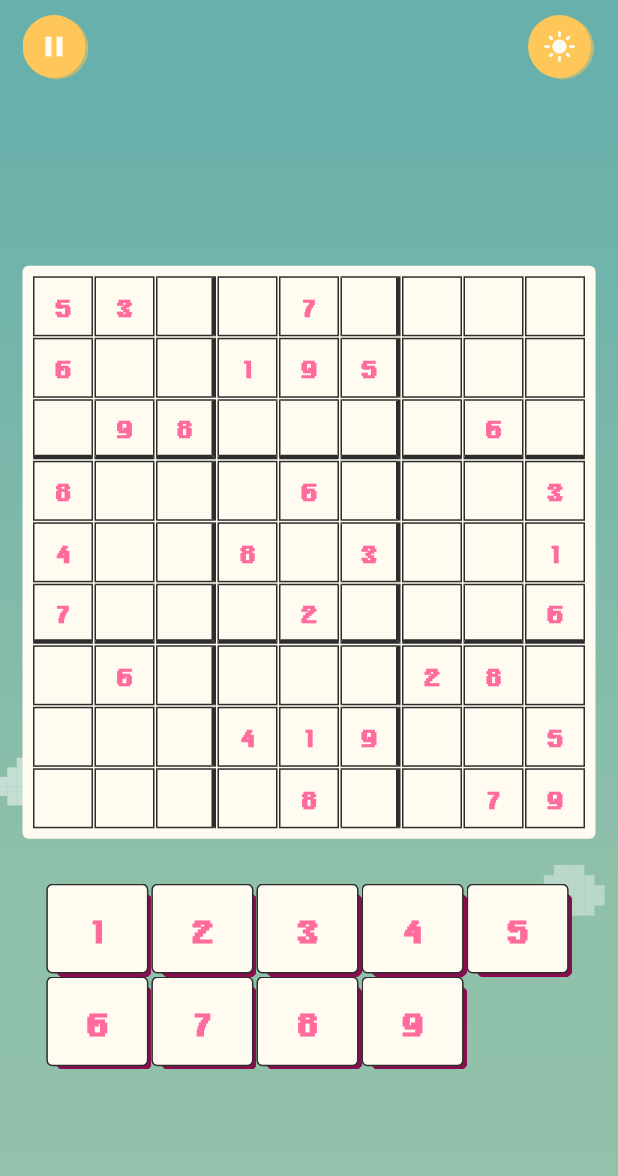
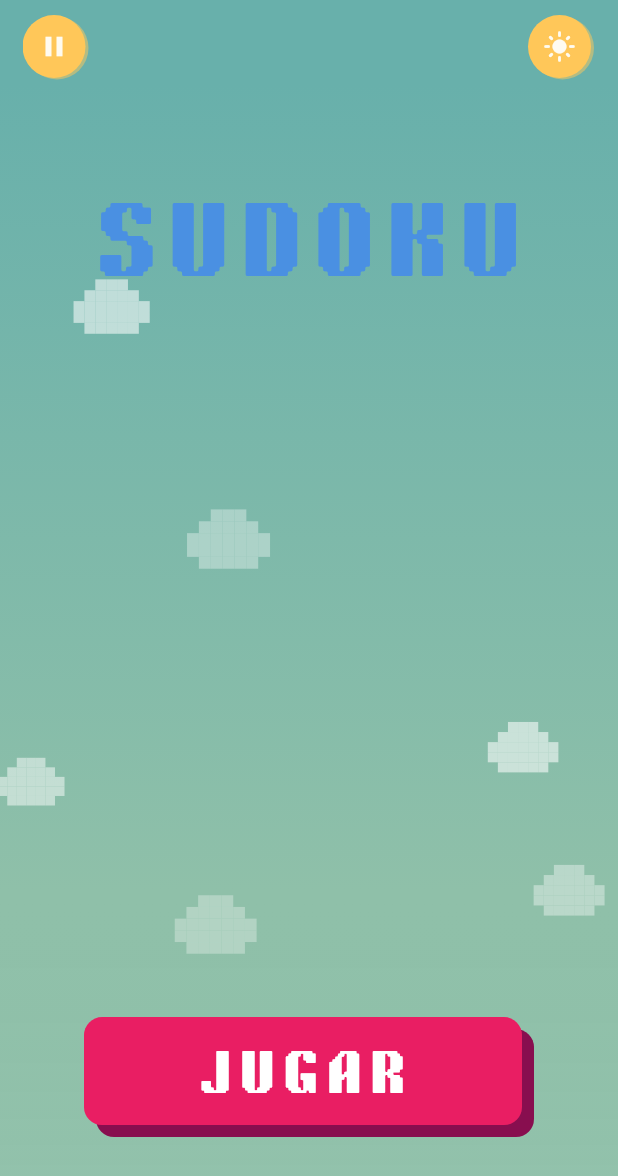
Before and after one commit to sk-dv/sudoku_app, a Flutter app: the screen it shows after launch, on a phone screen of 412 x 824 dp. Shown: the top 1176 px of the screen. Run offline on Flutter 3.47's test engine with Material 3 defaults, Android fonts, the phone set to English and light mode, and no system bars; our stand-ins replace equatable, flutter_bloc, flutter_dotenv.

Commit message:
chore: change mode and menu integrated

```diff
--- /dev/null
+++ b/lib/data/game_step.dart
@@ -0,0 +1,14 @@
+import 'package:flutter/material.dart';
+
+enum GameStep {
+  stop,
+  play;
+
+  GameStep get toggle {
+    return this == GameStep.stop ? GameStep.play : GameStep.stop;
+  }
+
+  IconData get icon {
+    return this == GameStep.stop ? Icons.play_arrow : Icons.pause;
+  }
+}
--- a/lib/main.dart
+++ b/lib/main.dart
@@ -2,14 +2,9 @@ import 'package:flutter/material.dart';
 
 import 'package:flutter_dotenv/flutter_dotenv.dart';
 
-import 'package:sudoku_app/data/service_locator.dart';
-import 'package:sudoku_app/sudoku_game_screen.dart';
+import 'package:sudoku_app/sudoku.dart';
 
 void main() async {
   await dotenv.load(fileName: ".env");
-
-  runApp(Builder(builder: (context) {
-    setupStyle(context);
-    return const SudokuGameScreen();
-  }));
+  runApp(const Sudoku());
 }
--- /dev/null
+++ b/lib/menu_screen.dart
@@ -0,0 +1,41 @@
+import 'package:flutter/material.dart';
+
+import 'package:flutter_bloc/flutter_bloc.dart';
+
+import 'package:sudoku_app/data/context_utils.dart';
+import 'package:sudoku_app/sudoku_game_cubit.dart';
+import 'package:sudoku_app/widgets/text_shadow_button.dart';
+
+class MenuScreen extends StatelessWidget {
+  const MenuScreen({super.key});
+
+  @override
+  Widget build(BuildContext context) {
+    return Center(
+      child: Container(
+        margin: EdgeInsets.symmetric(vertical: context.height * 0.08),
+        child: Column(
+          mainAxisAlignment: MainAxisAlignment.spaceBetween,
+          crossAxisAlignment: CrossAxisAlignment.center,
+          children: [
+            BlocSelector<SudokuGameCubit, SudokuGameState, Color>(
+              selector: (state) => state.style.selectedCell,
+              builder: (context, color) {
+                return Text(
+                  'SUDOKU',
+                  style: TextStyle(
+                    fontSize: 52,
+                    color: color,
+                    fontFamily: 'Brick Sans',
+                    letterSpacing: 7,
+                  ),
+                );
+              },
+            ),
+            const TextShadowButton(text: 'JUGAR')
+          ],
+        ),
+      ),
+    );
+  }
+}
--- /dev/null
+++ b/lib/sudoku.dart
@@ -0,0 +1,54 @@
+import 'package:flutter/material.dart';
+
+import 'package:flutter_bloc/flutter_bloc.dart';
+
+import 'package:sudoku_app/data/context_utils.dart';
+import 'package:sudoku_app/menu_screen.dart';
+import 'package:sudoku_app/sudoku_game_cubit.dart';
+import 'package:sudoku_app/widgets/pixeled_background.dart';
+import 'data/game_step.dart';
+import 'widgets/shadow_icon.dart';
+
+class Sudoku extends StatelessWidget {
+  const Sudoku({super.key});
+
+  @override
+  Widget build(BuildContext context) {
+    return BlocProvider(
+      create: (_) => SudokuGameCubit()..setupStyle(context),
+      child: MaterialApp(
+        debugShowCheckedModeBanner: false,
+        home: BlocBuilder<SudokuGameCubit, SudokuGameState>(
+          builder: (context, state) {
+            return Scaffold(
+              backgroundColor: Colors.transparent,
+              appBar: AppBar(
+                backgroundColor: state.style.topBackground,
+                leadingWidth: context.width * 0.15,
+                leading: Container(
+                  margin: const EdgeInsets.only(left: 15),
+                  child: ShadowIcon(
+                    icon: state.step.icon,
+                    onPressed: context.read<SudokuGameCubit>().toggleGame,
+                  ),
+                ),
+                actions: [
+                  ShadowIcon(
+                    icon: state.style.themeIcon,
+                    onPressed: context.read<SudokuGameCubit>().changeMode,
+                  )
+                ],
+              ),
+              body: PixeledBackground(
+                stop: state.step == GameStep.stop,
+                primaryColor: state.style.topBackground,
+                secondaryColor: state.style.bottomBackground,
+                child: const MenuScreen(),
+              ),
+            );
+          },
+        ),
+      ),
+    );
+  }
+}
--- a/lib/sudoku_game_cubit.dart
+++ b/lib/sudoku_game_cubit.dart
@@ -1,42 +1,53 @@
 import 'package:flutter/material.dart';
 
+import 'package:equatable/equatable.dart';
 import 'package:flutter_bloc/flutter_bloc.dart';
 
+import 'package:sudoku_app/data/style.dart';
+import 'data/game_step.dart';
 import 'data/token_type.dart';
 
-enum GameStep {
-  stop,
-  play;
+class SudokuGameState extends Equatable {
+  final GameStep step;
+  final TokenType type;
+  final SudokuStyle style;
 
-  GameStep get toggle {
-    return this == GameStep.stop ? GameStep.play : GameStep.stop;
+  const SudokuGameState({
+    required this.step,
+    required this.type,
+    required this.style,
+  });
+
+  factory SudokuGameState.empty() {
+    return SudokuGameState(
+      step: GameStep.play,
+      type: TokenType.number,
+      style: SudokuLightStyle(),
+    );
   }
 
-  IconData get icon {
-    return this == GameStep.stop ? Icons.play_arrow : Icons.pause;
-  }
-}
-
-class SudokuGameState {
-  final GameStep step;
-  final TokenType type;
-
-  const SudokuGameState({required this.step, required this.type});
-
-  factory SudokuGameState.empty() {
-    return const SudokuGameState(step: GameStep.play, type: TokenType.number);
-  }
-
-  SudokuGameState copy({GameStep? step, TokenType? type}) {
+  SudokuGameState copy({GameStep? step, TokenType? type, SudokuStyle? style}) {
     return SudokuGameState(
       step: step ?? this.step,
       type: type ?? this.type,
+      style: style ?? this.style,
     );
   }
+
+  @override
+  List<Object> get props => [step, type, style];
 }
 
 class SudokuGameCubit extends Cubit<SudokuGameState> {
   SudokuGameCubit() : super(SudokuGameState.empty());
+
+  void setupStyle(BuildContext context) {
+    emit(state.copy(
+      style: MediaQuery.of(context).platformBrightness == Brightness.dark
+          ? SudokuDarkStyle()
+          : SudokuLightStyle(),
+    ));
+  }
 
   void toggleGame() {
     emit(state.copy(step: state.step.toggle));
@@ -45,4 +56,12 @@ class SudokuGameCubit extends Cubit<SudokuGameState> {
   void changeSymbol(TokenType type) {
     emit(state.copy(type: type));
   }
+
+  void changeMode() {
+    emit(state.copy(
+      style: state.style is SudokuLightStyle
+          ? SudokuDarkStyle()
+          : SudokuLightStyle(),
+    ));
+  }
 }
--- a/lib/sudoku_game_screen.dart
+++ b/lib/sudoku_game_screen.dart
@@ -2,25 +2,19 @@ import 'package:flutter/material.dart';
 
 import 'package:flutter_bloc/flutter_bloc.dart';
 
-import 'package:sudoku_app/data/service_locator.dart';
-import 'package:sudoku_app/data/style.dart';
 import 'package:sudoku_app/sudoku_game_cubit.dart';
 import 'package:sudoku_app/widgets/keyboard_mode.dart';
-import 'package:sudoku_app/widgets/pixeled_background.dart';
+import 'package:sudoku_app/widgets/pause_modal.dart';
 import 'package:sudoku_app/widgets/shadow_icon.dart';
 import 'package:sudoku_app/widgets/sudoku_board.dart';
-import 'package:sudoku_app/widgets/token_selector.dart';
+import 'data/game_step.dart';
 
 class SudokuGameScreen extends StatelessWidget {
   const SudokuGameScreen({super.key});
 
   @override
   Widget build(BuildContext context) {
-    return BlocProvider(
-      create: (context) => SudokuGameCubit(),
-      child: MaterialApp(
-        debugShowCheckedModeBanner: false,
-        home: BlocConsumer<SudokuGameCubit, SudokuGameState>(
+    return BlocConsumer<SudokuGameCubit, SudokuGameState>(
       listenWhen: (previous, current) => previous.step != current.step,
       listener: (context, state) {
         if (state.step == GameStep.stop) {
@@ -32,8 +26,9 @@ class SudokuGameScreen extends StatelessWidget {
       },
       builder: (context, state) {
         return Scaffold(
+          backgroundColor: Colors.transparent,
           appBar: AppBar(
-                backgroundColor: locator<SudokuStyle>().topBackground,
+            backgroundColor: state.style.topBackground,
             leadingWidth: MediaQuery.of(context).size.width * 0.15,
             leading: Container(
               margin: const EdgeInsets.only(left: 15),
@@ -44,16 +39,12 @@ class SudokuGameScreen extends StatelessWidget {
             ),
             actions: [
               ShadowIcon(
-                    icon: locator<SudokuStyle>().themeIcon,
+                icon: state.style.themeIcon,
                 onPressed: () {},
               )
             ],
           ),
-              body: PixeledBackground(
-                stop: state.step == GameStep.stop,
-                primaryColor: locator<SudokuStyle>().topBackground,
-                secondaryColor: locator<SudokuStyle>().bottomBackground,
-                child: Center(
+          body: Center(
             child: Container(
               padding: const EdgeInsets.all(5),
               child: Column(
@@ -66,11 +57,8 @@ class SudokuGameScreen extends StatelessWidget {
               ),
             ),
           ),
-              ),
         );
       },
-        ),
-      ),
     );
   }
 }
--- a/lib/widgets/cell.dart
+++ b/lib/widgets/cell.dart
@@ -2,7 +2,6 @@ import 'package:flutter/material.dart';
 
 import 'package:flutter_bloc/flutter_bloc.dart';
 
-import 'package:sudoku_app/data/service_locator.dart';
 import 'package:sudoku_app/data/style.dart';
 import 'package:sudoku_app/data/sudoku_object.dart';
 import 'package:sudoku_app/data/token_type.dart';
@@ -24,25 +23,28 @@ class Cell extends StatelessWidget {
 
   @override
   Widget build(BuildContext context) {
-    Color cellColor = locator<SudokuStyle>().background;
-    Color textColor = locator<SudokuStyle>().flatColor;
-    Color borderColor = locator<SudokuStyle>().borderColor;
+    return BlocSelector<SudokuGameCubit, SudokuGameState, SudokuStyle>(
+      selector: (state) => state.style,
+      builder: (context, style) {
+        Color cellColor = style.background;
+        Color textColor = style.flatColor;
+        Color borderColor = style.borderColor;
 
         if (sudokuObject.isSelected) {
-      cellColor = locator<SudokuStyle>().selectedCell;
-      textColor = locator<SudokuStyle>().background;
-      borderColor = locator<SudokuStyle>().borderColor;
+          cellColor = style.selectedCell;
+          textColor = style.background;
+          borderColor = style.borderColor;
         } else if (sudokuObject.isError) {
-      cellColor = locator<SudokuStyle>().pixelRed;
-      textColor = locator<SudokuStyle>().background;
-      borderColor = locator<SudokuStyle>().borderColor;
+          cellColor = style.pixelRed;
+          textColor = style.background;
+          borderColor = style.borderColor;
         } else if (sudokuObject.isHighlighted) {
-      cellColor = locator<SudokuStyle>().cellColor.withValues(alpha: 0.3);
-      textColor = locator<SudokuStyle>().flatColor;
+          cellColor = style.cellColor.withValues(alpha: 0.3);
+          textColor = style.flatColor;
         }
 
         if (sudokuObject.isOriginal && !sudokuObject.isSelected) {
-      textColor = locator<SudokuStyle>().flatColor;
+          textColor = style.flatColor;
         }
 
         final bool needThickRight = col == 2 || col == 5;
@@ -57,15 +59,11 @@ class Cell extends StatelessWidget {
               color: cellColor,
               border: Border(
                 right: BorderSide(
-              color: needThickRight
-                  ? locator<SudokuStyle>().borderColor
-                  : borderColor,
+                  color: needThickRight ? style.borderColor : borderColor,
                   width: needThickRight ? 3 : 1,
                 ),
                 bottom: BorderSide(
-              color: needThickBottom
-                  ? locator<SudokuStyle>().borderColor
-                  : borderColor,
+                  color: needThickBottom ? style.borderColor : borderColor,
                   width: needThickBottom ? 3 : 1,
                 ),
                 left: BorderSide(color: borderColor, width: 1),
@@ -88,6 +86,8 @@ class Cell extends StatelessWidget {
             ),
           ),
         );
+      },
+    );
   }
 }
 
@@ -102,7 +102,7 @@ class ImageCell extends StatelessWidget {
     return Center(
       child: value == 0
           ? const SizedBox.shrink()
-          : Image.asset('$path/0$value.png', fit: BoxFit.contain),
+          : Image.asset('${path}0$value.png', fit: BoxFit.contain),
     );
   }
 }
@@ -130,7 +130,7 @@ class NumberCell extends StatelessWidget {
                 fontSize: isSelected ? 14 : 12,
                 fontWeight: FontWeight.w900,
                 color: textColor,
-                fontFamily: 'Overbit Regular',
+                fontFamily: 'Brick Sans',
               ),
               child: Text(
                 '$value',
--- a/lib/widgets/keyboard_mode.dart
+++ b/lib/widgets/keyboard_mode.dart
@@ -1,9 +1,11 @@
 import 'package:flutter/material.dart';
 
+import 'package:flutter_bloc/flutter_bloc.dart';
+
 import 'package:sudoku_app/data/context_utils.dart';
-import 'package:sudoku_app/data/service_locator.dart';
 import 'package:sudoku_app/data/style.dart';
 import 'package:sudoku_app/data/token_type.dart';
+import 'package:sudoku_app/sudoku_game_cubit.dart';
 import 'shadow_button.dart';
 
 class KeyboardMode extends StatelessWidget {
@@ -42,10 +44,13 @@ class KeyboardMode extends StatelessWidget {
             shadowOffset: const Offset(2.5, 2.5),
             pressedSpace: 0,
             restSpace: 2,
-            child: Container(
+            child: BlocSelector<SudokuGameCubit, SudokuGameState, SudokuStyle>(
+              selector: (state) => state.style,
+              builder: (context, style) {
+                return Container(
                   decoration: BoxDecoration(
-                color: locator<SudokuStyle>().background,
-                border: Border.all(color: locator<SudokuStyle>().borderColor),
+                    color: style.background,
+                    border: Border.all(color: style.borderColor),
                     borderRadius: BorderRadius.circular(4),
                   ),
                   child: Center(
@@ -57,10 +62,11 @@ class KeyboardMode extends StatelessWidget {
                           style: TextStyle(
                             fontSize: type.isImage ? 10 : 16,
                             fontWeight: FontWeight.w900,
-                        color: locator<SudokuStyle>().flatColor,
-                        fontFamily: 'Overbit Regular',
+                            color: style.flatColor,
+                            fontFamily: 'Brick Sans',
                           ),
-                      child: Text('$buttonIndex', textAlign: TextAlign.center),
+                          child:
+                              Text('$buttonIndex', textAlign: TextAlign.center),
                         ),
                         if (type.isImage)
                           Expanded(
@@ -69,6 +75,8 @@ class KeyboardMode extends StatelessWidget {
                       ],
                     ),
                   ),
+                );
+              },
             ),
           );
         },
--- a/lib/widgets/pixeled_stars_background.dart
+++ b/lib/widgets/pixeled_stars_background.dart
@@ -2,8 +2,10 @@ import 'dart:math';
 
 import 'package:flutter/material.dart';
 
-import 'package:sudoku_app/data/service_locator.dart';
+import 'package:flutter_bloc/flutter_bloc.dart';
+
 import 'package:sudoku_app/data/style.dart';
+import 'package:sudoku_app/sudoku_game_cubit.dart';
 
 class PixelatedStarsBackground extends StatefulWidget {
   final Color primaryColor;
@@ -78,14 +80,19 @@ class _PixelatedStarsBackgroundState extends State<PixelatedStarsBackground>
               stops: const [0.0, 0.7, 1.0],
             ),
           ),
-          child: Stack(
+          child: BlocSelector<SudokuGameCubit, SudokuGameState, SudokuStyle>(
+            selector: (state) => state.style,
+            builder: (context, style) {
+              return Stack(
                 children: [
-              if (locator<SudokuStyle>().mode.isDark)
+                  if (style.mode.isDark)
                     CustomPaint(
                       painter: StarsPainter(_stars, _starsController.value),
                       size: Size.infinite,
                     ),
                 ],
+              );
+            },
           ),
         );
       },
--- a/lib/widgets/shadow_icon.dart
+++ b/lib/widgets/shadow_icon.dart
@@ -1,7 +1,9 @@
 import 'package:flutter/material.dart';
 
-import 'package:sudoku_app/data/service_locator.dart';
+import 'package:flutter_bloc/flutter_bloc.dart';
+
 import 'package:sudoku_app/data/style.dart';
+import 'package:sudoku_app/sudoku_game_cubit.dart';
 import 'shadow_button.dart';
 
 class ShadowIcon extends StatelessWidget {
@@ -16,6 +18,9 @@ class ShadowIcon extends StatelessWidget {
 
   @override
   Widget build(BuildContext context) {
+    return BlocSelector<SudokuGameCubit, SudokuGameState, SudokuStyle>(
+      selector: (state) => state.style,
+      builder: (context, style) {
         return ShadowButton(
           radius: 40,
           containerSize: const (60, 60),
@@ -23,23 +28,21 @@ class ShadowIcon extends StatelessWidget {
           restSpace: 8,
           pressedSpace: 7.5,
           shadowOffset: const Offset(-6, 3),
-      shadowColor: locator<SudokuStyle>().cellColor.withValues(alpha: 0.5),
+          shadowColor: style.cellColor.withValues(alpha: 0.5),
           onPressed: onPressed,
           child: Container(
             margin: const EdgeInsets.only(right: 10, top: 10),
             padding: const EdgeInsets.all(5),
             decoration: BoxDecoration(
               borderRadius: BorderRadius.circular(40),
-          color: locator<SudokuStyle>().themeColor,
+              color: style.themeColor,
             ),
             child: Center(
-          child: Icon(
-            icon,
-            size: 22,
-            color: const Color(0xFFFFFBF0),
-          ),
+              child: Icon(icon, size: 22, color: const Color(0xFFFFFBF0)),
             ),
           ),
         );
+      },
+    );
   }
 }
--- a/lib/widgets/sudoku_grid.dart
+++ b/lib/widgets/sudoku_grid.dart
@@ -1,8 +1,10 @@
 import 'package:flutter/material.dart';
 
-import 'package:sudoku_app/data/service_locator.dart';
+import 'package:flutter_bloc/flutter_bloc.dart';
+
 import 'package:sudoku_app/data/style.dart';
 import 'package:sudoku_app/data/sudoku_object.dart';
+import 'package:sudoku_app/sudoku_game_cubit.dart';
 import 'package:sudoku_app/widgets/cell.dart';
 import 'package:sudoku_app/widgets/grid.dart';
 
@@ -23,14 +25,14 @@ class SudokuGrid extends StatelessWidget {
         aspectRatio: 1,
         child: Container(
           margin: const EdgeInsets.all(10),
-          child: Container(
+          child: BlocSelector<SudokuGameCubit, SudokuGameState, SudokuStyle>(
+            selector: (state) => state.style,
+            builder: (context, style) {
+              return Container(
                 decoration: BoxDecoration(
-              color: locator<SudokuStyle>().background.withValues(alpha: 1),
+                  color: style.background.withValues(alpha: 1),
                   borderRadius: BorderRadius.circular(4),
-              border: Border.all(
-                color: locator<SudokuStyle>().background,
-                width: 3,
-              ),
+                  border: Border.all(color: style.background, width: 3),
                 ),
                 child: Grid(
                   builder: (row, col) {
@@ -42,6 +44,8 @@ class SudokuGrid extends StatelessWidget {
                     );
                   },
                 ),
+              );
+            },
           ),
         ),
       ),
--- a/lib/widgets/text_shadow_button.dart
+++ b/lib/widgets/text_shadow_button.dart
@@ -31,7 +31,7 @@ class TextShadowButton extends StatelessWidget {
             style: const TextStyle(
               color: Colors.white,
               fontSize: 30,
-              fontFamily: 'Overbit Regular',
+              fontFamily: 'Brick Sans',
               letterSpacing: 5,
             ),
           ),
--- a/pubspec.yaml
+++ b/pubspec.yaml
@@ -38,6 +38,9 @@ flutter:
     - family: Overbit Regular
       fonts:
         - asset: assets/Overbit-Regular.otf
+    - family: Brick Sans
+      fonts:
+        - asset: assets/NTBrickSans.otf
 
 import_sorter:
   emojis: true
```
Also changed, not shown: lib/data/service_locator.dart (deleted, +0 -15 lines), lib/widgets/pause_modal.dart (added, +112 -0 lines), lib/widgets/sudoku_text.dart (deleted, +0 -135 lines), lib/widgets/token_selector.dart (deleted, +0 -114 lines), assets/NTBrickSans.otf (added), 20 other files. Lines whose indentation alone changed are shown as unchanged.
